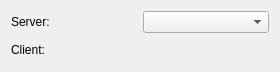
Above: lavuelib/ui/HidraSourceWidget.ui from syncope/lavue before the change. Below: the same form after it.
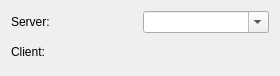
That is the form after the change.

Commit message: make hidra server combobox editable

```diff
--- a/lavuelib/ui/HidraSourceWidget.ui
+++ b/lavuelib/ui/HidraSourceWidget.ui
@@ -7,7 +7,7 @@
     <x>0</x>
     <y>0</y>
     <width>280</width>
-    <height>72</height>
+    <height>76</height>
    </rect>
   </property>
   <property name="windowTitle">
@@ -34,6 +34,9 @@
        <property name="toolTip">
         <string>detector tangohost name</string>
        </property>
+       <property name="editable">
+        <bool>true</bool>
+       </property>
       </widget>
      </item>
      <item row="1" column="0">
```
The commit also changes 2 other files.
